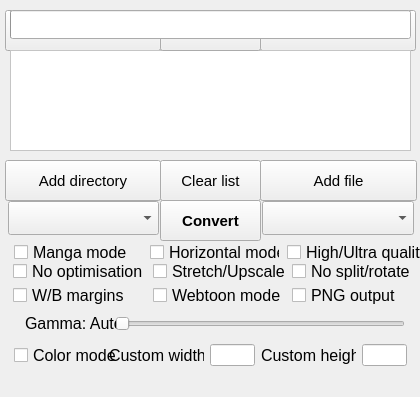
Before: the Qt Designer form gui/KCC-OSX.ui in ciromattia/kcc, drawn with Qt 5.
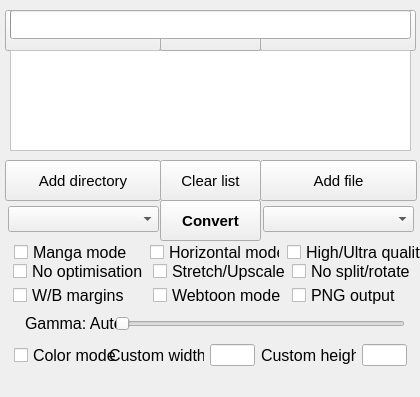
After: the same form once the commit is applied. Icons and pictures are not drawn.

Commit message: OS X: GUI tweak for Retina display (close #158)

Diff of the .ui file:
```diff
--- a/gui/KCC-OSX.ui
+++ b/gui/KCC-OSX.ui
@@ -183,9 +183,9 @@
     <property name="geometry">
      <rect>
       <x>8</x>
-      <y>201</y>
+      <y>206</y>
       <width>151</width>
-      <height>34</height>
+      <height>26</height>
      </rect>
     </property>
     <property name="font">
@@ -200,14 +200,20 @@
     <property name="toolTip">
      <string>&lt;html&gt;&lt;head/&gt;&lt;body&gt;&lt;p style='white-space:pre'&gt;Target device.&lt;/p&gt;&lt;/body&gt;&lt;/html&gt;</string>
     </property>
+    <property name="iconSize">
+     <size>
+      <width>15</width>
+      <height>15</height>
+     </size>
+    </property>
    </widget>
    <widget class="QComboBox" name="FormatBox">
     <property name="geometry">
      <rect>
-      <x>262</x>
-      <y>201</y>
-      <width>152</width>
-      <height>34</height>
+      <x>263</x>
+      <y>206</y>
+      <width>151</width>
+      <height>26</height>
      </rect>
     </property>
     <property name="font">
@@ -222,6 +228,12 @@
     <property name="toolTip">
      <string>&lt;html&gt;&lt;head/&gt;&lt;body&gt;&lt;p style='white-space:pre'&gt;Output format.&lt;/p&gt;&lt;/body&gt;&lt;/html&gt;</string>
     </property>
+    <property name="iconSize">
+     <size>
+      <width>15</width>
+      <height>15</height>
+     </size>
+    </property>
    </widget>
    <widget class="QPushButton" name="ConvertButton">
     <property name="geometry">
```
The commit also changes 1 other file.
